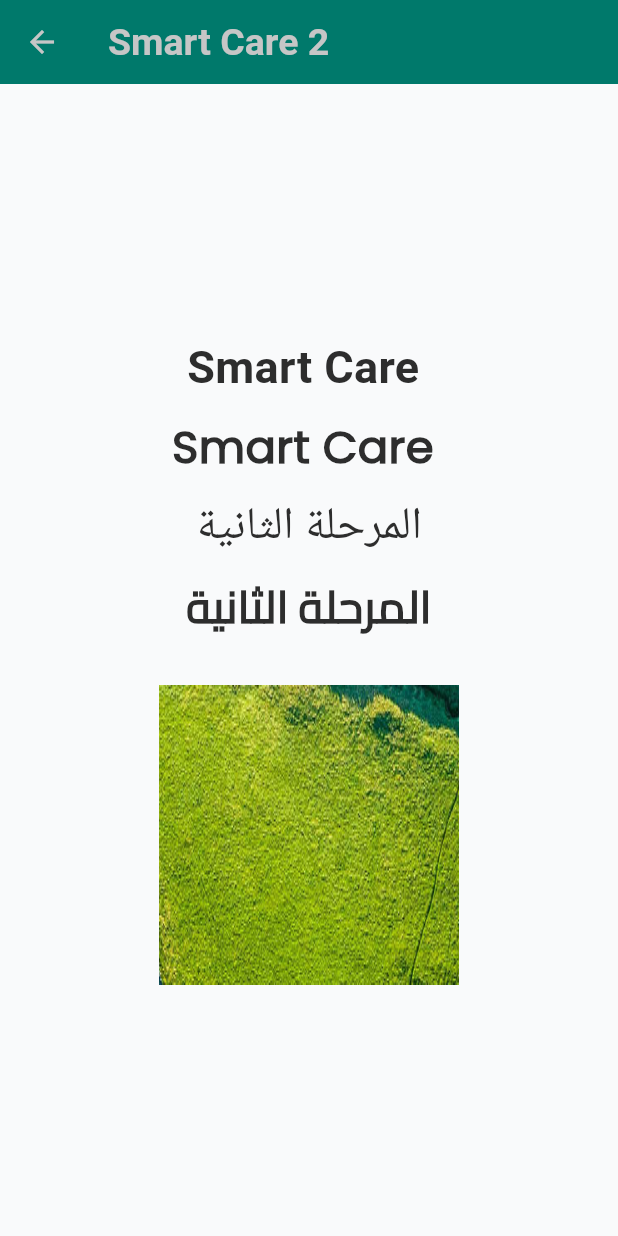
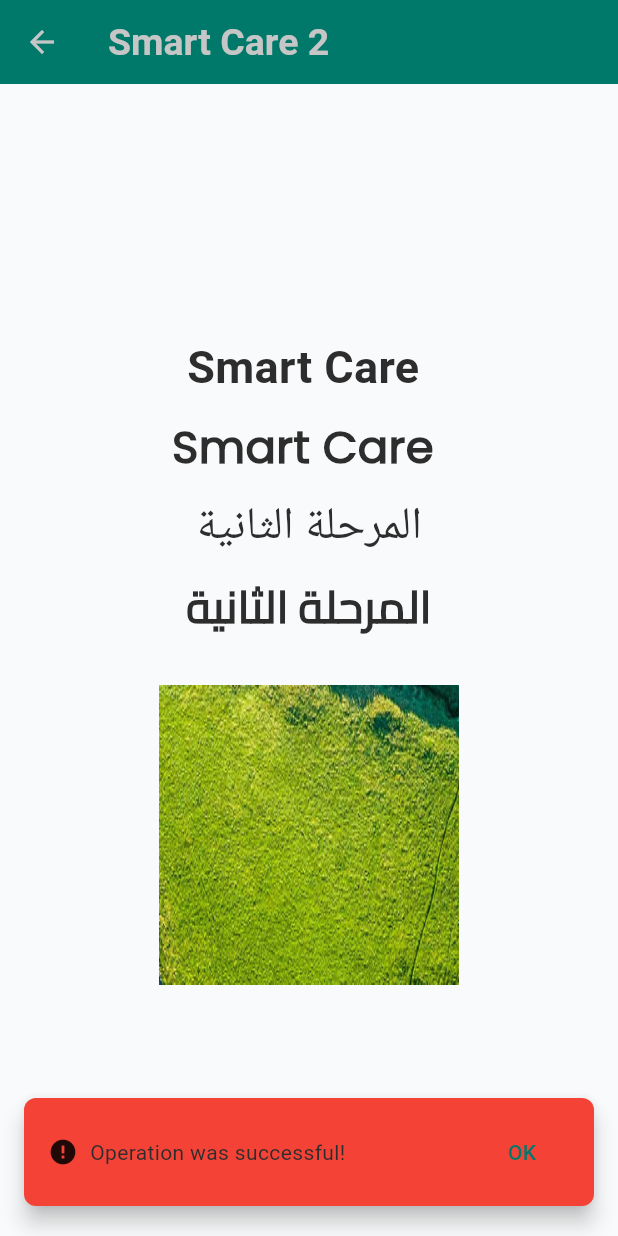
Before and after one commit to mohamedmagdy2301/CurAi_app_mobile, a Flutter app: the screen it shows after launch, after a tap on "Smart Care", on a phone screen of 412 x 824 dp. Run offline on Flutter 3.47's test engine with Material 3 defaults, Android fonts, the phone set to English and light mode, and no system bars; our stand-ins replace connectivity_plus, firebase_core, flutter_dotenv; accounts and stored records are empty.

Commit message:
Done add show snackbar with animation for all type (error, success, warning, info)

```diff
--- /dev/null
+++ b/lib/core/common/widgets/animated_snackbar.dart
@@ -0,0 +1,118 @@
+// ignore_for_file: library_private_types_in_public_api
+
+import 'package:flutter/material.dart';
+
+// Widget for Animated SnackBar
+class AnimatedSnackBar extends StatefulWidget {
+  const AnimatedSnackBar({
+    required this.message,
+    required this.backgroundColor,
+    required this.snackBarTheme,
+    super.key,
+    this.isIconVisible,
+    this.icon,
+    this.labelAction,
+    this.onPressedAction,
+  });
+
+  final String message;
+  final Color backgroundColor;
+  final bool? isIconVisible;
+  final IconData? icon;
+  final String? labelAction;
+  final VoidCallback? onPressedAction;
+  final SnackBarThemeData snackBarTheme;
+
+  @override
+  _AnimatedSnackBarState createState() => _AnimatedSnackBarState();
+}
+
+class _AnimatedSnackBarState extends State<AnimatedSnackBar>
+    with SingleTickerProviderStateMixin {
+  late final AnimationController _controller;
+  late final Animation<Offset> _offsetAnimation;
+  late final Animation<double> _fadeAnimation;
+
+  @override
+  void initState() {
+    super.initState();
+
+    _controller = AnimationController(
+      vsync: this,
+      duration: const Duration(milliseconds: 700), // Smooth duration
+    );
+
+    // Slide animation (bottom-to-top)
+    _offsetAnimation = Tween<Offset>(
+      begin: const Offset(0, -1), // Start below the screen
+      end: Offset.zero, // Slide into view
+    ).animate(
+      CurvedAnimation(
+        parent: _controller,
+        curve: Curves.easeInOutBack,
+      ),
+    );
+
+    // Fade-in effect
+    _fadeAnimation = Tween<double>(
+      begin: 0,
+      end: 1,
+    ).animate(
+      CurvedAnimation(parent: _controller, curve: Curves.easeIn),
+    );
+
+    // Start the animation
+    _controller.forward();
+  }
+
+  @override
+  void dispose() {
+    _controller.dispose();
+    super.dispose();
+  }
+
+  @override
+  Widget build(BuildContext context) {
+    return FadeTransition(
+      opacity: _fadeAnimation,
+      child: SlideTransition(
+        position: _offsetAnimation,
+        child: Material(
+          elevation: 6,
+          borderRadius: BorderRadius.circular(8),
+          color: widget.backgroundColor,
+          child: Padding(
+            padding: const EdgeInsets.symmetric(vertical: 12, horizontal: 16),
+            child: Row(
+              children: [
+                if (widget.isIconVisible ?? false)
+                  Icon(
+                    widget.icon,
+                    color: widget.snackBarTheme.contentTextStyle?.color,
+                    size: 20,
+                  ),
+                if (widget.isIconVisible ?? false) const SizedBox(width: 8),
+                Expanded(
+                  child: Text(
+                    widget.message,
+                    style: widget.snackBarTheme.contentTextStyle,
+                  ),
+                ),
+                if (widget.labelAction != null)
+                  TextButton(
+                    onPressed: widget.onPressedAction,
+                    child: Text(
+                      widget.labelAction!,
+                      style: TextStyle(
+                        color: widget.snackBarTheme.actionTextColor,
+                      ),
+                    ),
+                  ),
+              ],
+            ),
+          ),
+        ),
+      ),
+    );
+  }
+}
--- /dev/null
+++ b/lib/core/helper/snackbar_helper.dart
@@ -0,0 +1,94 @@
+import 'package:flutter/material.dart';
+import 'package:smartcare_app_mobile/core/common/widgets/animated_snackbar.dart';
+
+enum SnackBarType { error, success, warning, info }
+
+OverlayEntry? _currentOverlayEntry;
+
+//! Hide SnackBar
+void hideMessage(BuildContext context) {
+  _currentOverlayEntry?.remove();
+  _currentOverlayEntry = null;
+}
+
+//! Animated SnackBar
+void showAnimatedSnackBar({
+  required BuildContext context,
+  required String message,
+  required Color backgroundColor,
+  bool? isIconVisible,
+  String? labelAction,
+  VoidCallback? onPressedAction,
+  IconData? icon,
+}) {
+  final snackBarTheme = Theme.of(context).snackBarTheme;
+
+  hideMessage(context);
+
+  // Create a new overlay entry
+  _currentOverlayEntry = OverlayEntry(
+    builder: (context) {
+      return Positioned(
+        bottom: 20,
+        left: 16,
+        right: 16,
+        child: AnimatedSnackBar(
+          message: message,
+          backgroundColor: backgroundColor,
+          isIconVisible: isIconVisible,
+          icon: icon,
+          labelAction: labelAction,
+          onPressedAction: onPressedAction,
+          snackBarTheme: snackBarTheme,
+        ),
+      );
+    },
+  );
+
+  // Insert the overlay
+  Overlay.of(context).insert(_currentOverlayEntry!);
+
+  // Automatically remove the overlay after a delay 3 seconds
+  Future.delayed(
+    const Duration(seconds: 2),
+    () {
+      _currentOverlayEntry?.remove();
+      _currentOverlayEntry = null;
+    },
+  );
+}
+
+//! Show message for user
+void showMessage(
+  BuildContext context, {
+  required SnackBarType type,
+  required String message,
+  bool? isIconVisible,
+  String? labelAction,
+  VoidCallback? onPressedAction,
+}) {
+  final snackBarColors = <SnackBarType, Color>{
+    SnackBarType.error: Colors.red,
+    SnackBarType.success: Colors.green,
+    SnackBarType.warning: Colors.orange,
+    SnackBarType.info: Colors.blueGrey,
+  };
+
+  final snackBarIcons = <SnackBarType, IconData>{
+    SnackBarType.error: Icons.error,
+    SnackBarType.success: Icons.check_circle,
+    SnackBarType.warning: Icons.warning,
+    SnackBarType.info: Icons.info,
+  };
+
+  // Display the animated snackbar
+  showAnimatedSnackBar(
+    context: context,
+    message: message,
+    backgroundColor: snackBarColors[type]!,
+    isIconVisible: isIconVisible,
+    icon: snackBarIcons[type],
+    labelAction: labelAction,
+    onPressedAction: onPressedAction,
+  );
+}
--- a/lib/test_one.dart
+++ b/lib/test_one.dart
@@ -1,5 +1,6 @@
 import 'package:flutter/material.dart';
 import 'package:smartcare_app_mobile/core/extensions/context_extansions.dart';
+import 'package:smartcare_app_mobile/core/helper/snackbar_helper.dart';
 import 'package:smartcare_app_mobile/core/language/lang_keys.dart';
 import 'package:smartcare_app_mobile/core/routes/routes.dart';
 
@@ -19,6 +20,16 @@ class TestOne extends StatelessWidget {
         child: InkWell(
           onTap: () {
             context.pushNamed(Routes.testtwo);
+            showMessage(
+              context,
+              type: SnackBarType.error,
+              message: 'Operation was successful!',
+              isIconVisible: true,
+              labelAction: 'OK',
+              onPressedAction: () {
+                hideMessage(context);
+              },
+            );
           },
           child: const Text(
             'Smart Care',
```
